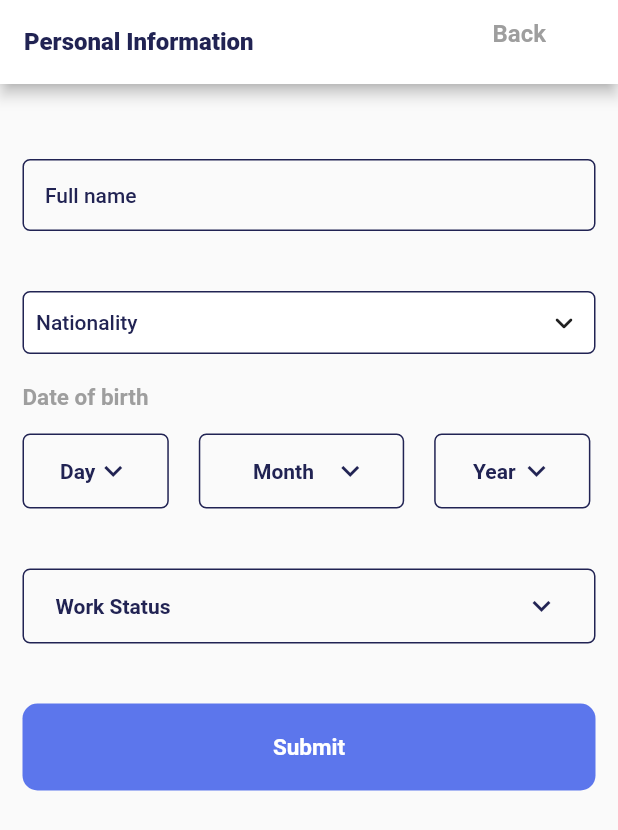
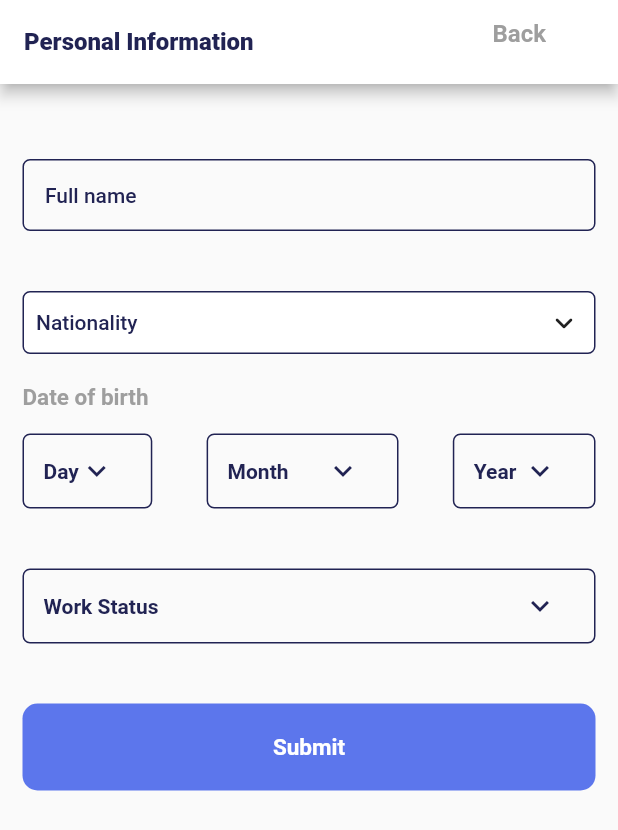
Before and after one commit to Michaelalo1/Personal-Registration---Flutter, a Flutter app: the screen it shows after launch, on a phone screen of 412 x 824 dp. Shown: the top 830 px of the screen. Run offline on Flutter 3.47's test engine with Material 2 defaults, Android fonts, the phone set to English and light mode, and no system bars; drawn by our look-alikes of csc_picker.

Commit message:
Refactored Code

```diff
--- a/lib/main.dart
+++ b/lib/main.dart
@@ -322,131 +322,54 @@ class _RegistrationAppState extends State<RegistrationApp> {
           ),
           const SizedBox(height: 15.0),
           Row(
+            mainAxisAlignment: MainAxisAlignment.spaceBetween,
             children: [
-              DecoratedBox(
-                decoration: BoxDecoration(
-                  border: Border.all(
-                      color: const Color.fromRGBO(33, 35, 83, 1), width: 1.0),
-                  borderRadius: BorderRadius.circular(5.0),
-                ),
-                child: Padding(
-                  padding: const EdgeInsets.fromLTRB(25.0, 1.0, 25.0, 1.0),
-                  child: DropdownButtonHideUnderline(
-                    child: DropdownButton<String>(
-                        icon: const Icon(Icons.keyboard_arrow_down),
-                        iconDisabledColor: const Color.fromRGBO(33, 35, 83, 1),
-                        iconEnabledColor: const Color.fromRGBO(33, 35, 83, 1),
-                        style: const TextStyle(
-                            color: Color.fromRGBO(33, 35, 83, 1),
-                            fontSize: 14.0,
-                            fontWeight: FontWeight.w600),
-                        alignment: Alignment.center,
-                        value: selectedDay,
-                        items: days(),
-                        onChanged: (value) {
+              DropDownBox(
+                  selectedItem: selectedDay,
+                  listItem: days(),
+                  updateSelectedItem: (value) {
                     setState(() {
-                            selectedDay = value.toString();
+                      selectedDay = value;
                     });
                   }),
-                  ),
-                ),
-              ),
-              const SizedBox(width: 20.0),
-              DecoratedBox(
-                decoration: BoxDecoration(
-                  border: Border.all(
-                      color: const Color.fromRGBO(33, 35, 83, 1), width: 1.0),
-                  borderRadius: BorderRadius.circular(5.0),
-                ),
-                child: Padding(
-                  padding: const EdgeInsets.fromLTRB(24.0, 1.0, 24.0, 1.0),
-                  child: DropdownButtonHideUnderline(
-                    child: DropdownButton<String>(
-                        icon: const Icon(Icons.keyboard_arrow_down),
-                        iconDisabledColor: const Color.fromRGBO(33, 35, 83, 1),
-                        iconEnabledColor: const Color.fromRGBO(33, 35, 83, 1),
-                        style: const TextStyle(
-                            color: Color.fromRGBO(33, 35, 83, 1),
-                            fontSize: 14.0,
-                            fontWeight: FontWeight.w600),
-                        alignment: Alignment.center,
-                        items: months(),
-                        value: selectedMonth,
-                        onChanged: (value) {
+              DropDownBox(
+                  selectedItem: selectedMonth,
+                  listItem: months(),
+                  updateSelectedItem: (value) {
                     setState(() {
-                            setState(() {
-                              selectedMonth = value.toString();
-                            });
+                      selectedMonth = value;
                     });
                   }),
-                  ),
-                ),
-              ),
-              const SizedBox(width: 20.0),
-              DecoratedBox(
-                decoration: BoxDecoration(
-                  border: Border.all(
-                      color: const Color.fromRGBO(33, 35, 83, 1), width: 1.0),
-                  borderRadius: BorderRadius.circular(5.0),
-                ),
-                child: Padding(
-                  padding: const EdgeInsets.fromLTRB(24.0, 1.0, 24.0, 1.0),
-                  child: DropdownButtonHideUnderline(
-                    child: DropdownButton<String>(
-                        icon: const Icon(Icons.keyboard_arrow_down),
-                        iconDisabledColor: const Color.fromRGBO(33, 35, 83, 1),
-                        iconEnabledColor: const Color.fromRGBO(33, 35, 83, 1),
-                        style: const TextStyle(
-                            color: Color.fromRGBO(33, 35, 83, 1),
-                            fontSize: 14.0,
-                            fontWeight: FontWeight.w600),
-                        alignment: Alignment.center,
-                        value: selectedYear,
-                        items: years(),
-                        onChanged: (value) {
+              DropDownBox(
+                  selectedItem: selectedYear,
+                  listItem: years(),
+                  updateSelectedItem: (value) {
                     setState(() {
-                            selectedYear = value.toString();
+                      selectedYear = value;
                     });
-                        }),
-                  ),
-                ),
-              ),
+                  })
             ],
           ),
           const SizedBox(height: 40.0),
           Container(
             width: double.infinity,
-            child: DecoratedBox(
-              decoration: BoxDecoration(
-                border: Border.all(
-                    color: const Color.fromRGBO(33, 35, 83, 1), width: 1.0),
-                borderRadius: BorderRadius.circular(5.0),
-              ),
-              child: Padding(
-                padding: const EdgeInsets.fromLTRB(22.0, 1.0, 24.0, 1.0),
-                child: DropdownButtonHideUnderline(
-                  child: DropdownButton<String>(
-                      icon: const Icon(Icons.keyboard_arrow_down),
-                      iconDisabledColor: const Color.fromRGBO(33, 35, 83, 1),
-                      iconEnabledColor: const Color.fromRGBO(33, 35, 83, 1),
-                      style: const TextStyle(
-                          color: Color.fromRGBO(33, 35, 83, 1),
-                          fontSize: 14.0,
-                          fontWeight: FontWeight.w600),
-                      alignment: Alignment.centerLeft,
-                      value: selectedWorkStatus,
-                      items: workStatus(),
-                      onChanged: (value) {
+            child: DropDownBox(
+              selectedItem: selectedWorkStatus,
+              listItem: workStatus(),
+              updateSelectedItem: (value) {
                 setState(() {
-                          selectedWorkStatus = value.toString();
+                  selectedWorkStatus = value;
                 });
-                      }),
-                ),
-              ),
+              },
             ),
           ),
           const SizedBox(height: 40.0),
-          Container(
+          GestureDetector(
+            onTap: () {
+              //Implement code to submit registration data here
+              // Navigator.popAndPushNamed(context, routeName),
+            },
+            child: Container(
               width: double.infinity,
               child: const Text(
                 'Submit',
@@ -461,9 +384,146 @@ class _RegistrationAppState extends State<RegistrationApp> {
                 borderRadius: BorderRadius.circular(10),
                 color: const Color.fromRGBO(92, 118, 236, 1),
               ),
+            ),
           )
         ],
       ),
     );
   }
 }
+
+class DropDownBox extends StatelessWidget {
+  final List<DropdownMenuItem<String>> listItem;
+  final String selectedItem;
+  final Function updateSelectedItem;
+  const DropDownBox(
+      {Key? key,
+      required this.selectedItem,
+      required this.listItem,
+      required this.updateSelectedItem})
+      : super(key: key);
+
+  @override
+  Widget build(BuildContext context) {
+    return DecoratedBox(
+      decoration: BoxDecoration(
+        border:
+            Border.all(color: const Color.fromRGBO(33, 35, 83, 1), width: 1.0),
+        borderRadius: BorderRadius.circular(5.0),
+      ),
+      child: Padding(
+        padding: const EdgeInsets.fromLTRB(14.0, 1.0, 25.0, 1.0),
+        child: DropdownButtonHideUnderline(
+          child: DropdownButton<String>(
+              icon: const Icon(Icons.keyboard_arrow_down),
+              iconDisabledColor: const Color.fromRGBO(33, 35, 83, 1),
+              iconEnabledColor: const Color.fromRGBO(33, 35, 83, 1),
+              style: const TextStyle(
+                  color: Color.fromRGBO(33, 35, 83, 1),
+                  fontSize: 14.0,
+                  fontWeight: FontWeight.w600),
+              value: selectedItem,
+              alignment: Alignment.centerLeft,
+              items: listItem,
+              onChanged: (value) {
+                updateSelectedItem(value);
+              }),
+        ),
+      ),
+    );
+  }
+}
+// MONTH DROPDOWN PICKER BEFORE REFACTORING
+
+// DecoratedBox(
+// decoration: BoxDecoration(
+// border: Border.all(
+// color: const Color.fromRGBO(33, 35, 83, 1), width: 1.0),
+// borderRadius: BorderRadius.circular(5.0),
+// ),
+// child: Padding(
+// padding: const EdgeInsets.fromLTRB(24.0, 1.0, 24.0, 1.0),
+// child: DropdownButtonHideUnderline(
+// child: DropdownButton<String>(
+// icon: const Icon(Icons.keyboard_arrow_down),
+// iconDisabledColor: const Color.fromRGBO(33, 35, 83, 1),
+// iconEnabledColor: const Color.fromRGBO(33, 35, 83, 1),
+// style: const TextStyle(
+// color: Color.fromRGBO(33, 35, 83, 1),
+// fontSize: 14.0,
+// fontWeight: FontWeight.w600),
+// alignment: Alignment.center,
+// items: months(),
+// value: selectedMonth,
+// onChanged: (value) {
+// setState(() {
+// setState(() {
+// selectedMonth = value.toString();
+// });
+// });
+// }),
+// ),
+// ),
+// ),
+
+// YEAR DROPDOWN PICKER BEFORE REFACTORING
+
+// DecoratedBox(
+// decoration: BoxDecoration(
+// border: Border.all(
+// color: const Color.fromRGBO(33, 35, 83, 1), width: 1.0),
+// borderRadius: BorderRadius.circular(5.0),
+// ),
+// child: Padding(
+// padding: const EdgeInsets.fromLTRB(24.0, 1.0, 24.0, 1.0),
+// child: DropdownButtonHideUnderline(
+// child: DropdownButton<String>(
+// icon: const Icon(Icons.keyboard_arrow_down),
+// iconDisabledColor: const Color.fromRGBO(33, 35, 83, 1),
+// iconEnabledColor: const Color.fromRGBO(33, 35, 83, 1),
+// style: const TextStyle(
+// color: Color.fromRGBO(33, 35, 83, 1),
+// fontSize: 14.0,
+// fontWeight: FontWeight.w600),
+// alignment: Alignment.center,
+// value: selectedYear,
+// items: years(),
+// onChanged: (value) {
+// setState(() {
+// selectedYear = value.toString();
+// });
+// }),
+// ),
+// ),
+// ),
+
+// DAY DROPDOWN PICKER BEFORE REFACTORING
+
+// DecoratedBox(
+// decoration: BoxDecoration(
+// border: Border.all(
+// color: const Color.fromRGBO(33, 35, 83, 1), width: 1.0),
+// borderRadius: BorderRadius.circular(5.0),
+// ),
+// child: Padding(
+// padding: const EdgeInsets.fromLTRB(25.0, 1.0, 25.0, 1.0),
+// child: DropdownButtonHideUnderline(
+// child: DropdownButton<String>(
+// icon: const Icon(Icons.keyboard_arrow_down),
+// iconDisabledColor: const Color.fromRGBO(33, 35, 83, 1),
+// iconEnabledColor: const Color.fromRGBO(33, 35, 83, 1),
+// style: const TextStyle(
+// color: Color.fromRGBO(33, 35, 83, 1),
+// fontSize: 14.0,
+// fontWeight: FontWeight.w600),
+// alignment: Alignment.center,
+// value: selectedDay,
+// items: days(),
+// onChanged: (value) {
+// setState(() {
+// selectedDay = value.toString();
+// });
+// }),
+// ),
+// ),
+// ),
```
Lines whose indentation alone changed are shown as unchanged.
